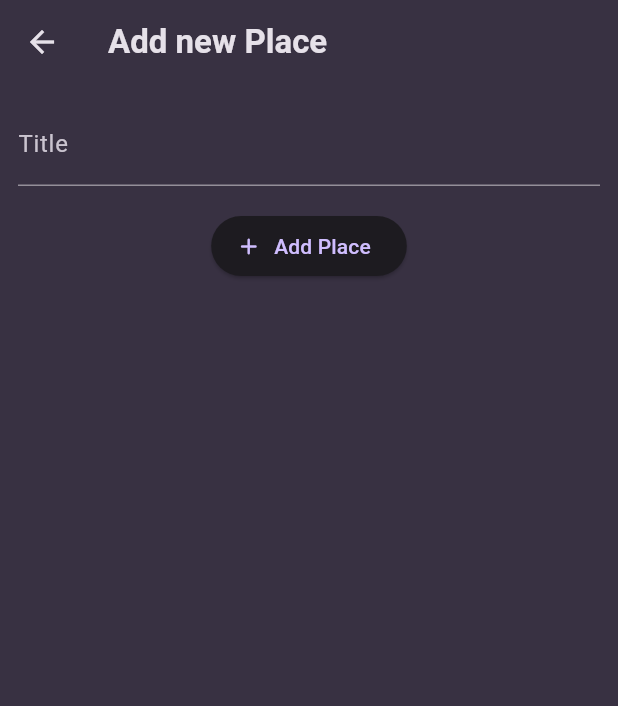
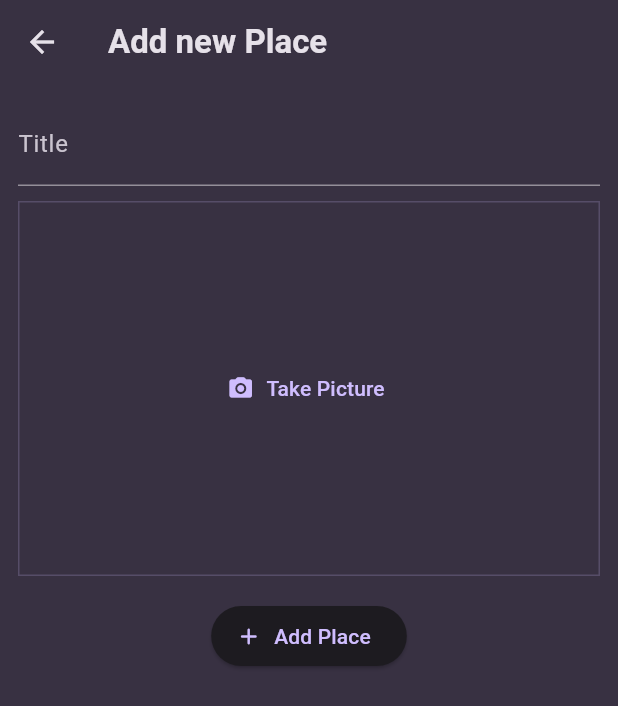
Before and after one commit to husseinalshargi/best_locations_flutter, a Flutter app: the screen it shows after launch, after a tap on the "add" icon, on a phone screen of 412 x 824 dp. Shown: the top 706 px of the screen. Run offline on Flutter 3.47's test engine with Material 3 defaults, Android fonts, the light colour scheme and no system bars; our stand-ins replace flutter_riverpod, google_fonts, image_picker.

Commit message:
take an image and save it in the app

```diff
--- a/lib/models/place.dart
+++ b/lib/models/place.dart
@@ -1,10 +1,13 @@
+import 'dart:io';
+
 import 'package:uuid/uuid.dart';
 
 const uuid = Uuid();
 
 class Place {
-  Place({required this.title}) : id = uuid.v4();
+  Place({required this.title, required this.image}) : id = uuid.v4();
 
   final String id;
   final String title;
+  final File image;
 }
--- a/lib/providers/user_places.dart
+++ b/lib/providers/user_places.dart
@@ -1,11 +1,13 @@
+import 'dart:io';
+
 import 'package:flutter_riverpod/flutter_riverpod.dart';
 import 'package:save_locations/models/place.dart';
 
 class UserPlacesNotifier extends StateNotifier<List<Place>> {
   UserPlacesNotifier() : super(const []);
 
-  void addPlace(String title) {
-    final newPlace = Place(title: title);
+  void addPlace(String title, File image) {
+    final newPlace = Place(title: title, image: image);
     state = [newPlace, ...state];
   }
 }
--- a/lib/screens/add_place.dart
+++ b/lib/screens/add_place.dart
@@ -1,6 +1,9 @@
+import 'dart:io';
+
 import 'package:flutter/material.dart';
 import 'package:flutter_riverpod/flutter_riverpod.dart';
 import 'package:save_locations/providers/user_places.dart';
+import 'package:save_locations/widgets/image_input.dart';
 
 class AddPlaceScreen extends ConsumerStatefulWidget {
   const AddPlaceScreen({super.key});
@@ -13,15 +16,18 @@
 
 class _AddPlaceScreenState extends ConsumerState<AddPlaceScreen> {
   final _titleController = TextEditingController();
+  File? _selectedImage;
 
   void _savePlace() {
     final enteredTitle = _titleController.text;
 
-    if (enteredTitle.isEmpty) {
+    if (enteredTitle.isEmpty || _selectedImage == null) {
       return;
     }
 
-    ref.read(userPlacesProvider.notifier).addPlace(enteredTitle);
+    ref
+        .read(userPlacesProvider.notifier)
+        .addPlace(enteredTitle, _selectedImage!);
 
     Navigator.of(context).pop();
   }
@@ -45,6 +51,12 @@
               controller: _titleController,
               style: TextStyle(color: Theme.of(context).colorScheme.onSurface),
             ),
+            const SizedBox(height: 10),
+            ImageInput(
+              onPickImage: (image) {
+                _selectedImage = image;
+              },
+            ),
             const SizedBox(height: 16),
             ElevatedButton.icon(
               onPressed: _savePlace,
--- a/lib/screens/places.dart
+++ b/lib/screens/places.dart
@@ -25,7 +25,10 @@
           ),
         ],
       ),
-      body: PlacesList(places: userPlaces),
+      body: Padding(
+        padding: const EdgeInsets.all(8.0),
+        child: PlacesList(places: userPlaces),
+      ),
     );
   }
 }
--- /dev/null
+++ b/lib/widgets/image_input.dart
@@ -0,0 +1,70 @@
+import 'dart:io';
+import 'package:flutter/material.dart';
+import 'package:image_picker/image_picker.dart';
+
+class ImageInput extends StatefulWidget {
+  const ImageInput({super.key, required this.onPickImage});
+
+  final void Function(File image) onPickImage;
+
+  @override
+  State<ImageInput> createState() {
+    return _ImageInputState();
+  }
+}
+
+class _ImageInputState extends State<ImageInput> {
+  File? _selectedImage;
+
+  void _takepicture() async {
+    final imagePicker = ImagePicker();
+    final pickedImage = await imagePicker.pickImage(
+      source: ImageSource.camera,
+      maxWidth: 600,
+    );
+
+    if (pickedImage == null) {
+      return;
+    }
+
+    setState(() {
+      _selectedImage = File(pickedImage.path);
+    });
+
+    widget.onPickImage(_selectedImage!);
+  }
+
+  @override
+  Widget build(BuildContext context) {
+    Widget content = TextButton.icon(
+      icon: const Icon(Icons.camera_alt_rounded),
+      label: const Text('Take Picture'),
+      onPressed: _takepicture,
+    );
+
+    if (_selectedImage != null) {
+      content = GestureDetector(
+        onTap: _takepicture,
+        child: Image.file(
+          _selectedImage!,
+          fit: BoxFit.cover,
+          width: double.infinity,
+          height: double.infinity,
+        ),
+      );
+    }
+
+    return Container(
+      decoration: BoxDecoration(
+        border: Border.all(
+          width: 1,
+          color: Theme.of(context).colorScheme.primary.withValues(alpha: 0.2),
+        ),
+      ),
+      height: 250,
+      width: double.infinity,
+      alignment: Alignment.center,
+      child: content,
+    );
+  }
+}
--- a/lib/widgets/places_list.dart
+++ b/lib/widgets/places_list.dart
@@ -23,6 +23,10 @@
     return ListView.builder(
       itemCount: places.length,
       itemBuilder: (context, index) => ListTile(
+        leading: CircleAvatar(
+          radius: 26,
+          backgroundImage: FileImage(places[index].image),
+        ),
         title: Text(
           places[index].title,
           style: Theme.of(context).textTheme.titleMedium!.copyWith(
--- a/pubspec.yaml
+++ b/pubspec.yaml
@@ -37,6 +37,7 @@
   google_fonts: ^6.3.0
   flutter_riverpod: ^2.6.1
   uuid: ^4.5.1
+  image_picker: ^1.2.0
 
 dev_dependencies:
   flutter_test:
```
Also changed, not shown: lib/screens/place_detail.dart (+8 -6 lines), pubspec.lock, 6 other files.
